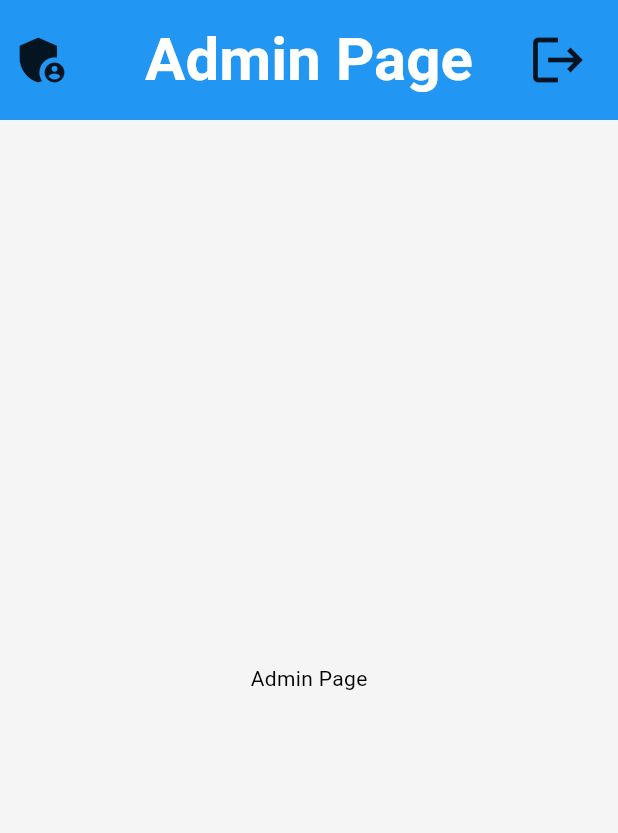
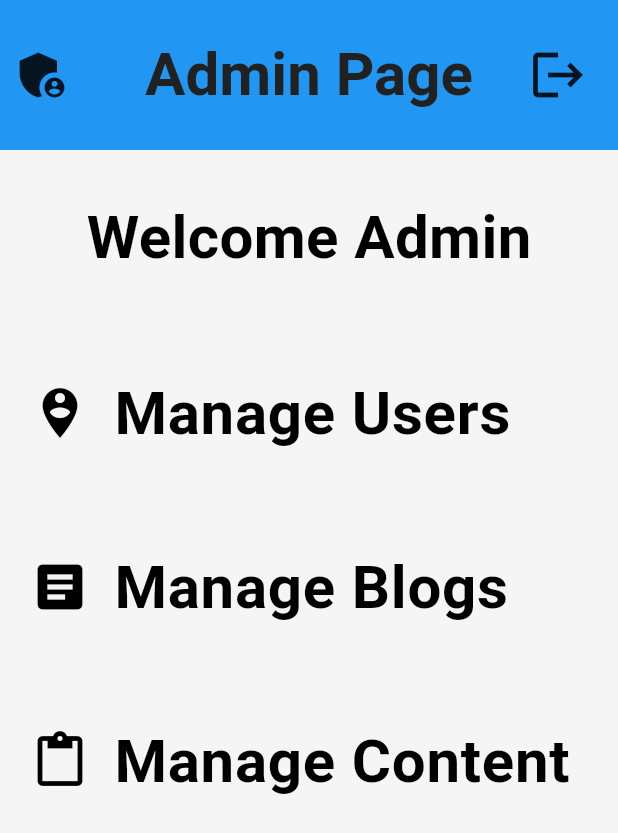
Before and after one commit to itsmealan2000/Blogapp-group1, a Flutter app: the AdminPage screen opened directly, on a phone screen of 412 x 824 dp. Shown: the top 833 px of the screen. Run offline on Flutter 3.47's test engine with Material 3 defaults, Android fonts, the phone set to English and light mode, and no system bars; our stand-ins replace firebase_auth, firebase_core, font_awesome_flutter, google_nav_bar; accounts and stored records are empty.

Commit message:
admin home

```diff
--- a/lib/pages/admin_page.dart
+++ b/lib/pages/admin_page.dart
@@ -1,15 +1,26 @@
+import 'package:blogapp/components/adminpage/manageblogs.dart';
+import 'package:blogapp/components/adminpage/managecontent.dart';
+import 'package:blogapp/components/adminpage/manageusers.dart';
 import 'package:flutter/material.dart';
 
+
 class AdminPage extends StatelessWidget {
-  const AdminPage({Key? key}) : super(key: key);
-
+  const AdminPage({super.key});
   @override
   Widget build(BuildContext context) {
     return Scaffold(
+      backgroundColor: Theme.of(context).colorScheme.surface,
       appBar: AppBar(
         leading: const Icon(Icons.admin_panel_settings), //icon
-        title: const Text("Admin Page"), //title
-        toolbarHeight: 80,
+        title: Text(
+          "Admin Page",
+          style: TextStyle(
+            color: Theme.of(context).colorScheme.inversePrimary,
+            fontSize: 40,
+            fontWeight: FontWeight.bold,
+          ),
+        ), //title
+        toolbarHeight: 100,
         centerTitle: true,
         backgroundColor: Colors.blue, //background color
         actions: const [
@@ -20,14 +31,96 @@ class AdminPage extends StatelessWidget {
           ),
         ],
         iconTheme: const IconThemeData(size: 40), // icon size
-        titleTextStyle: const TextStyle( // text style
+        titleTextStyle: const TextStyle(
+          // text style
           fontSize: 40,
           fontWeight: FontWeight.bold,
           color: Colors.white,
         ),
       ),
-      body: const Center(
-        child: Text("Admin Page"),
+      body: SafeArea(
+        child: Column(
+          children: [
+            const Padding(
+              padding: EdgeInsets.all(30),
+              child: Text(
+                "Welcome Admin",
+                style: TextStyle(
+                  color: Colors.black,
+                  fontSize: 40,
+                  fontWeight: FontWeight.bold,
+                ),
+              ),
+            ),
+//listitems
+            ListTile(//manage users
+              contentPadding:
+                  const EdgeInsets.symmetric(horizontal: 20, vertical: 20),
+              title: const Text(
+                "Manage Users",
+                style: TextStyle(
+                  fontSize: 40,
+                  fontWeight: FontWeight.bold,
+                ),
+              ),
+              leading: const Icon(
+                Icons.person_pin_circle,
+                size: 40,
+                ),
+              onTap: () {
+                Navigator.push(
+                  context,
+                  MaterialPageRoute(builder: (context) => const Manageusers()),
+                );
+              },
+            ),
+            ListTile(//manageblogs
+              contentPadding:
+                  const EdgeInsets.symmetric(horizontal: 20, vertical: 20),
+              title: const Text(
+                "Manage Blogs",
+                style: TextStyle(
+                  color: Colors.black,
+                  fontSize: 40,
+                  fontWeight: FontWeight.bold,
+                ),
+              ),
+              leading: const Icon(
+                Icons.article,
+                size: 40,
+                ),
+              onTap: () {
+                Navigator.push(
+                  context,
+                  MaterialPageRoute(builder: (context) => const Manageblogs()),
+                );
+              },
+            ),
+            ListTile(//manage Contents
+              contentPadding:
+                  const EdgeInsets.symmetric(horizontal: 20, vertical: 20),
+              title: const Text(
+                "Manage Content",
+                style: TextStyle(
+                  color: Colors.black,
+                  fontSize: 40,
+                  fontWeight: FontWeight.bold,
+                ),
+              ),
+              leading: const Icon(
+                Icons.content_paste,
+                size: 40,
+                ),
+              onTap: () {
+                Navigator.push(
+                  context,
+                  MaterialPageRoute(
+                      builder: (context) => const Managecontent()),
+                );
+              },
+            ),
+          ],
+        ),
       ),
     );
   }
```
Also changed, not shown: lib/components/adminpage/manageblogs.dart (added, +18 -0 lines), lib/components/adminpage/managecontent.dart (added, +18 -0 lines), lib/components/adminpage/manageusers.dart (added, +18 -0 lines), lib/main.dart (+4 -4 lines).
